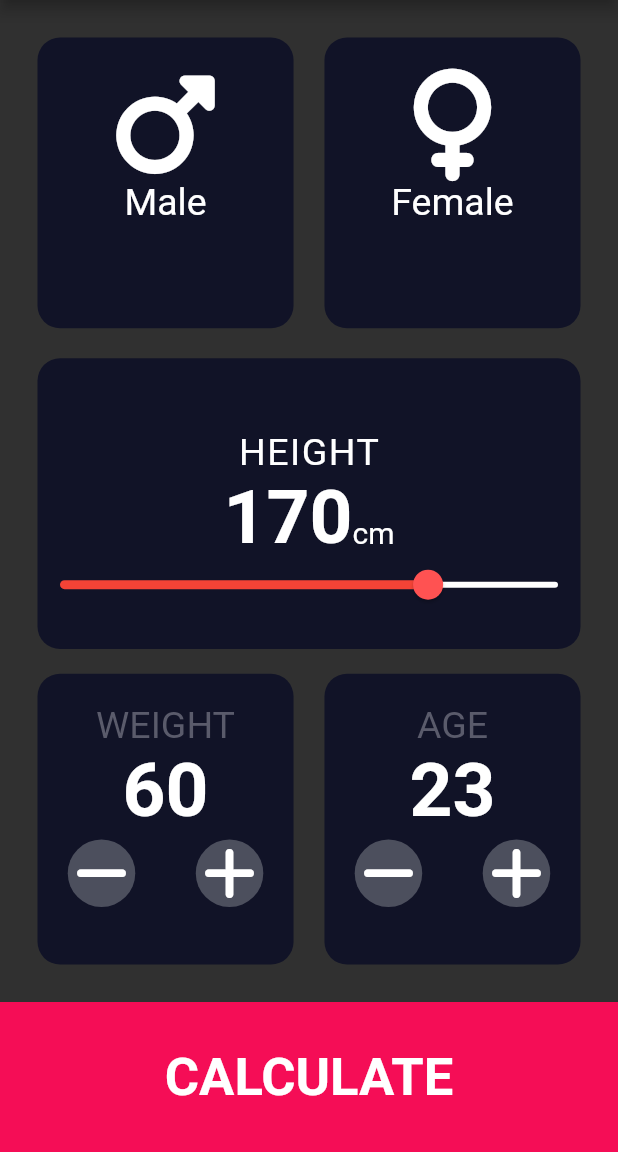
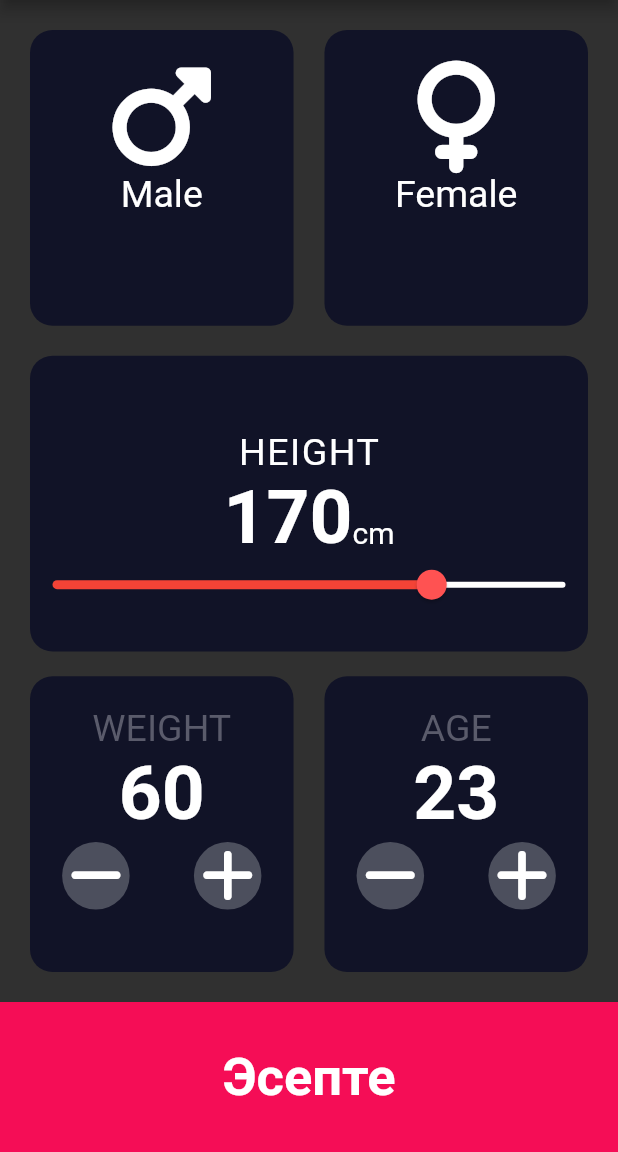
Before and after one commit to JanibekJali/Kurs5-BMI-Calculator, a Flutter app: the screen it shows after launch, on a phone screen of 412 x 824 dp, the part 84-1236 px from its top. Run offline on Flutter 3.47's test engine with Material 2 defaults, Android fonts, the phone set to English and light mode, and no system bars; our stand-ins replace font_awesome_flutter.

Commit message:
Bmi Almost Done

```diff
--- a/lib/main.dart
+++ b/lib/main.dart
@@ -16,7 +16,7 @@ class MyApp extends StatelessWidget {
         primaryColor: Colors.green,
         appBarTheme: AppBarTheme(backgroundColor: Colors.blue),
       ),
-      home: ResultPage(),
+      home: BmiPage(),
     );
   }
 }
--- a/lib/pages/bmi_page.dart
+++ b/lib/pages/bmi_page.dart
@@ -1,31 +1,36 @@
-import 'dart:developer';
-import 'dart:ui';
-
+import 'package:bmi_calculator/brain/bmi_brain.dart';
+import 'package:bmi_calculator/pages/result_page.dart';
 import 'package:bmi_calculator/widgets/height_widget.dart';
 import 'package:flutter/material.dart';
 import 'package:font_awesome_flutter/font_awesome_flutter.dart';
-
 import '../widgets/circle_button.dart';
 import '../widgets/custom_bottom_navigation.dart';
 import '../widgets/custom_widget.dart';
 import '../widgets/gender_widget.dart';
 
-class ResultPage extends StatefulWidget {
-  const ResultPage({Key key}) : super(key: key);
+enum Gender {
+  Male,
+  Female,
+  None,
+}
+
+class BmiPage extends StatefulWidget {
+  const BmiPage({Key key}) : super(key: key);
 
   @override
-  _ResultPageState createState() => _ResultPageState();
+  _BmiPageState createState() => _BmiPageState();
 }
 
-class _ResultPageState extends State<ResultPage> {
-  int _currentValue = 170;
+class _BmiPageState extends State<BmiPage> {
+  int _height = 170;
   int _weight = 60;
   int _age = 23;
 
   Color _activeColor = Color.fromARGB(255, 43, 47, 82);
   Color _inactiveColor = Color(0xff111327);
-  bool _maleSelected = false;
-  bool _femaleSelected = false;
+  // bool _maleSelected = false;
+  // bool _femaleSelected = false;
+  Gender _gender = Gender.None;
 
   @override
   Widget build(BuildContext context) {
@@ -35,7 +40,7 @@ class _ResultPageState extends State<ResultPage> {
           backgroundColor: Color(0xff111327),
         ),
         body: Padding(
-          padding: const EdgeInsets.all(25.0),
+          padding: const EdgeInsets.all(20.0),
           child: Column(
             mainAxisAlignment: MainAxisAlignment.center,
             children: [
@@ -46,15 +51,18 @@ class _ResultPageState extends State<ResultPage> {
                     CustomWidget(
                       // icons: FontAwesomeIcons.mars,
                       // text: 'Male',
-                      color: _maleSelected ? _activeColor : _inactiveColor,
+                      color: _gender == Gender.Male
+                          ? _activeColor
+                          : _inactiveColor,
                       widget: GenderWidget(
                         icons: FontAwesomeIcons.mars,
                         text: 'Male',
                         onTap: () {
                           setState(() {
                             // _maleSelected = true;
-                            _maleSelected = !_maleSelected;
-                            _femaleSelected = false;
+                            // _maleSelected = !_maleSelected;
+                            // _femaleSelected = false;
+                            _gender = Gender.Male;
                           });
                         },
                       ),
@@ -63,14 +71,17 @@ class _ResultPageState extends State<ResultPage> {
                       width: MediaQuery.of(context).size.width * 0.05,
                     ),
                     CustomWidget(
-                      color: _femaleSelected ? _activeColor : _inactiveColor,
+                      color: _gender == Gender.Female
+                          ? _activeColor
+                          : _inactiveColor,
                       widget: GenderWidget(
                         onTap: () {
                           setState(() {
                             // _femaleSelected = true;
-                            _femaleSelected = !_femaleSelected;
-                            _maleSelected = false;
-                            log('_femaleSelected==> $_femaleSelected');
+                            // _femaleSelected = !_femaleSelected;
+                            // _maleSelected = false;
+                            _gender = Gender.Female;
+                            // log('_femaleSelected==> $_femaleSelected');
                           });
                         },
                         icons: FontAwesomeIcons.venus,
@@ -86,13 +97,13 @@ class _ResultPageState extends State<ResultPage> {
               CustomWidget(
                 color: Color(0xff111327),
                 widget: HeightWidget(
-                  currentValue: _currentValue,
+                  currentValue: _height.toInt(),
                   // aty bar funksiya
                   // onChangedSlider: atyBarFunksiya,
                   // aty jok funksiya
                   onChangedSlider: (double koldonuuchuOzgorttu) {
                     setState(() {
-                      _currentValue = koldonuuchuOzgorttu.toInt();
+                      _height = koldonuuchuOzgorttu.toInt();
                     });
                   },
                 ),
@@ -107,7 +118,7 @@ class _ResultPageState extends State<ResultPage> {
                     CustomWidget(
                       widget: CircleButton(
                         text: 'Weight',
-                        numberText: _weight.toString(),
+                        numberText: _weight.toInt().toString(),
                         remove: FontAwesomeIcons.minus,
                         add: FontAwesomeIcons.plus,
                         decrement: () {
@@ -152,14 +163,16 @@ class _ResultPageState extends State<ResultPage> {
           ),
         ),
         bottomNavigationBar: CustomBottomNavgation(
-          onTap: (() {
+          text: 'Эсепте',
+          onTap: () {
             Navigator.push(
-              context,
-              MaterialPageRoute(
-                builder: (context) => ResultPage(),
-              ),
-            );
-          }),
+                context,
+                MaterialPageRoute(
+                  builder: (context) => ResultPage(
+                    bmiResult: bmiBrain.calculateBmi(_weight, _height),
+                  ),
+                ));
+          },
         ));
   }
 }
--- a/lib/widgets/custom_bottom_navigation.dart
+++ b/lib/widgets/custom_bottom_navigation.dart
@@ -1,10 +1,9 @@
 import 'package:flutter/material.dart';
 
 class CustomBottomNavgation extends StatelessWidget {
-  const CustomBottomNavgation({
-    this.onTap,
-  });
+  const CustomBottomNavgation({this.onTap, this.text});
   final void Function() onTap;
+  final String text;
   @override
   Widget build(BuildContext context) {
     return Container(
@@ -15,7 +14,7 @@ class CustomBottomNavgation extends StatelessWidget {
         child: InkWell(
           onTap: onTap,
           child: Text(
-            'Calculate'.toUpperCase(),
+            text,
             style: TextStyle(fontSize: 35.0, fontWeight: FontWeight.bold),
             textAlign: TextAlign.center,
           ),
```
Also changed, not shown: lib/brain/bmi_brain.dart (added, +37 -0 lines), lib/pages/result_page.dart (+49 -4 lines), lib/third_page.dart (added, +14 -0 lines), lib/sabaktar/misaldar.dart (line endings or trailing spaces).
